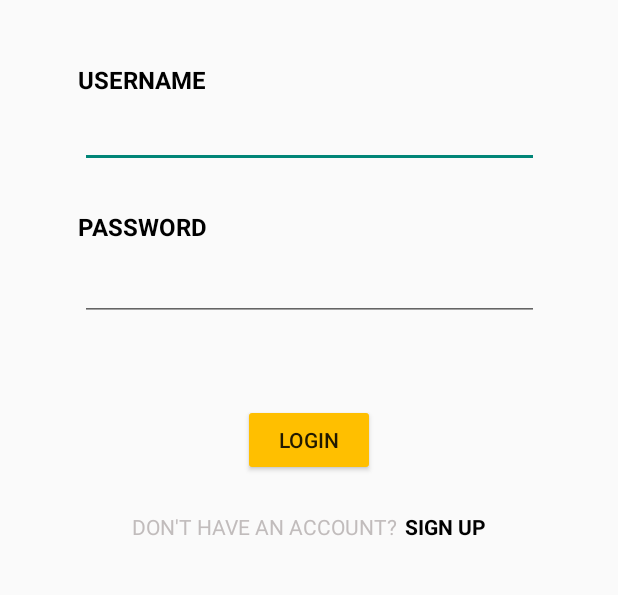
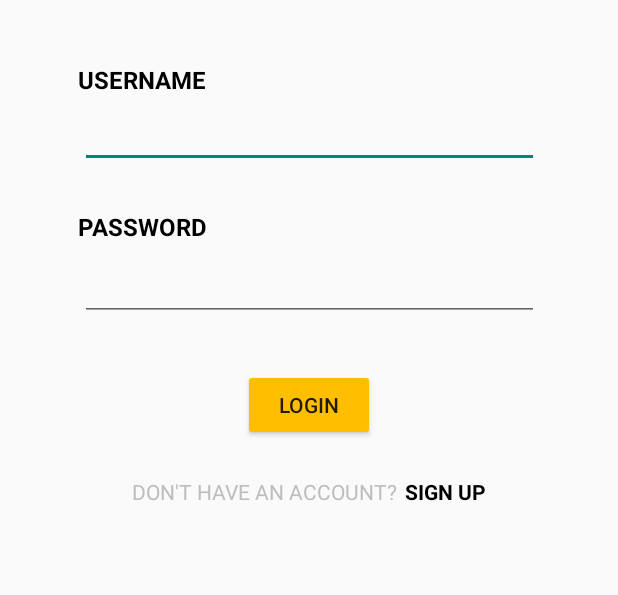
Before and after one commit to giologizt/clink_group19, an Android app: the screen it shows after launch (LoginActivity), on a phone screen of 412 x 824 dp, the part 353-948 px from its top. Run offline under Robolectric (Android 15) with nearby library versions, the phone set to English and light mode, and no system bars.

Commit message:
login page backend connection

```diff
--- a/Clink/app/src/main/java/com/mobdeve/group19/clink/model/ApiHelper.java
+++ b/Clink/app/src/main/java/com/mobdeve/group19/clink/model/ApiHelper.java
@@ -60,8 +60,6 @@ public class ApiHelper {
                 if (response.isSuccessful()) {
                     Log.d("ApiHelper - Login", response.body().getMessage());
                     Log.d("ApiHelper - Login", response.body().getAccessToken());
-                    //System.out.println(response.body().getMessage());
-                    //System.out.println(response.body().getAccessToken());
                     authToken = "bearer " + response.body().getAccessToken();
                     Message message = new Message("Login Successful", response.code(), authToken);
                     callback.success(message);
--- a/Clink/app/src/main/res/layout/activity_login.xml
+++ b/Clink/app/src/main/res/layout/activity_login.xml
@@ -66,18 +66,6 @@
         app:layout_constraintStart_toStartOf="parent"
         app:layout_constraintTop_toBottomOf="@+id/pt_username" />
 
-    <TextView
-        android:id="@+id/textView25"
-        android:layout_width="wrap_content"
-        android:layout_height="wrap_content"
-        android:layout_marginTop="20dp"
-        android:text="TextView"
-        android:textColor="#FB0000"
-        android:visibility="invisible"
-        app:layout_constraintEnd_toEndOf="parent"
-        app:layout_constraintStart_toStartOf="parent"
-        app:layout_constraintTop_toBottomOf="@+id/ps_password" />
-
     <EditText
         android:id="@+id/ps_password"
         android:layout_width="306dp"
@@ -94,13 +82,13 @@
         android:id="@+id/loginBtn"
         android:layout_width="wrap_content"
         android:layout_height="wrap_content"
-        android:layout_marginTop="16dp"
+        android:layout_marginTop="32dp"
         android:backgroundTint="@color/main"
         android:text="LOGIN"
         android:textColorHighlight="@color/main"
         app:layout_constraintEnd_toEndOf="parent"
         app:layout_constraintStart_toStartOf="parent"
-        app:layout_constraintTop_toBottomOf="@+id/textView25" />
+        app:layout_constraintTop_toBottomOf="@+id/ps_password" />
 
     <LinearLayout
         android:layout_width="wrap_content"
```
Also changed, not shown: Clink/app/src/main/java/com/mobdeve/group19/clink/LoginActivity.java (+19 -1 lines).
